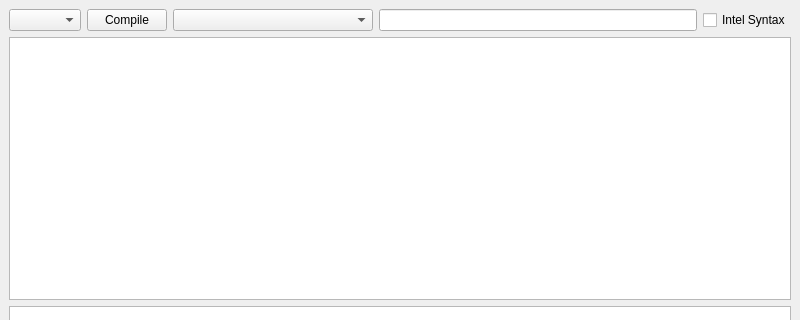
First picture: the form in mainwindow.ui, repository Waqar144/QCompilerExplorer, before the edit; both pictures show x 0 to 800 and y 0 to 320 of the 800 by 600 pixel window.
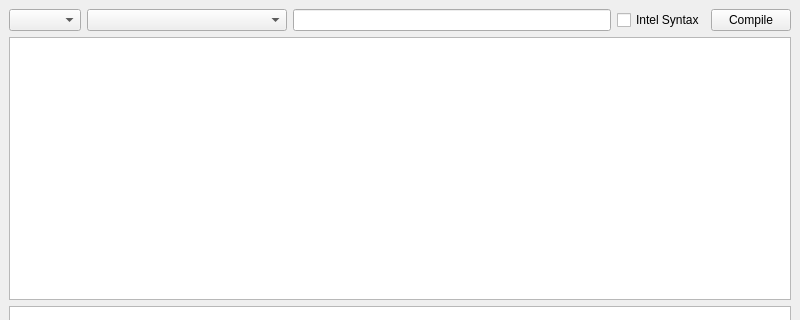
Second picture: the form after the edit. Custom widgets are drawn as their Qt base class.

Diff of the .ui file:
```diff
--- a/mainwindow.ui
+++ b/mainwindow.ui
@@ -24,13 +24,6 @@
           <item>
            <widget class="QComboBox" name="languagesComboBox"/>
           </item>
-          <item>
-           <widget class="QPushButton" name="compileButton">
-            <property name="text">
-             <string>Compile</string>
-            </property>
-           </widget>
-          </item>
          </layout>
         </item>
        </layout>
@@ -59,18 +52,25 @@
             </property>
            </widget>
           </item>
+          <item>
+           <widget class="QPushButton" name="compileButton">
+            <property name="text">
+             <string>Compile</string>
+            </property>
+           </widget>
+          </item>
          </layout>
         </item>
        </layout>
       </item>
      </layout>
     </item>
-    <item>
-     <widget class="QPlainTextEdit" name="asmTextEdit"/>
-    </item>
     <item>
      <widget class="QCodeEditor" name="codeTextEdit"/>
     </item>
+    <item>
+     <widget class="QPlainTextEdit" name="asmTextEdit"/>
+    </item>
    </layout>
   </widget>
   <widget class="QMenuBar" name="menubar">
```
